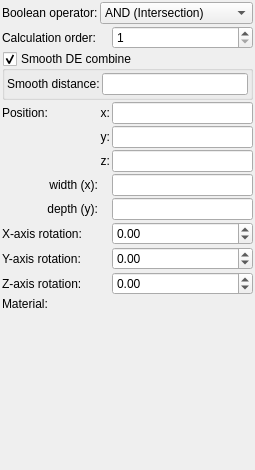
First picture: the form in mandelbulber2/formula/ui/primitive_rectangle.ui, repository buddhi1980/mandelbulber2, before the edit.
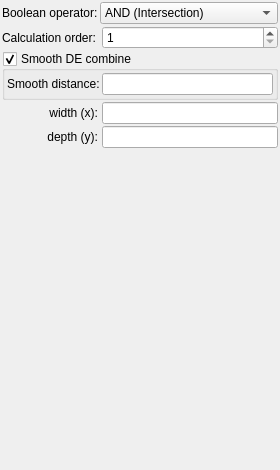
Second picture: the form after the edit. Custom widgets are drawn as their Qt base class.

The edit to the form file:
```diff
--- a/mandelbulber2/formula/ui/primitive_rectangle.ui
+++ b/mandelbulber2/formula/ui/primitive_rectangle.ui
@@ -6,7 +6,7 @@
    <rect>
     <x>0</x>
     <y>0</y>
-    <width>255</width>
+    <width>280</width>
     <height>470</height>
    </rect>
   </property>
@@ -34,80 +34,6 @@
      <property name="spacing">
       <number>2</number>
      </property>
-     <item row="7" column="2">
-      <widget class="MyLineEdit" name="logedit_height">
-       <property name="sizePolicy">
-        <sizepolicy hsizetype="Expanding" vsizetype="Maximum">
-         <horstretch>0</horstretch>
-         <verstretch>0</verstretch>
-        </sizepolicy>
-       </property>
-      </widget>
-     </item>
-     <item row="3" column="2">
-      <widget class="MyLineEdit" name="vect3_position_x">
-       <property name="sizePolicy">
-        <sizepolicy hsizetype="Expanding" vsizetype="Maximum">
-         <horstretch>0</horstretch>
-         <verstretch>0</verstretch>
-        </sizepolicy>
-       </property>
-      </widget>
-     </item>
-     <item row="3" column="1">
-      <widget class="QLabel" name="label_11">
-       <property name="text">
-        <string>x:</string>
-       </property>
-       <property name="alignment">
-        <set>Qt::AlignRight|Qt::AlignTrailing|Qt::AlignVCenter</set>
-       </property>
-      </widget>
-     </item>
-     <item row="4" column="2">
-      <widget class="MyLineEdit" name="vect3_position_y">
-       <property name="sizePolicy">
-        <sizepolicy hsizetype="Expanding" vsizetype="Maximum">
-         <horstretch>0</horstretch>
-         <verstretch>0</verstretch>
-        </sizepolicy>
-       </property>
-      </widget>
-     </item>
-     <item row="9" column="0">
-      <widget class="QLabel" name="label_9">
-       <property name="text">
-        <string>Y-axis rotation:</string>
-       </property>
-      </widget>
-     </item>
-     <item row="5" column="2">
-      <widget class="MyLineEdit" name="vect3_position_z">
-       <property name="sizePolicy">
-        <sizepolicy hsizetype="Expanding" vsizetype="Maximum">
-         <horstretch>0</horstretch>
-         <verstretch>0</verstretch>
-        </sizepolicy>
-       </property>
-      </widget>
-     </item>
-     <item row="10" column="0">
-      <widget class="QLabel" name="label_15">
-       <property name="text">
-        <string>Z-axis rotation:</string>
-       </property>
-      </widget>
-     </item>
-     <item row="1" column="0">
-      <widget class="QLabel" name="label_22">
-       <property name="text">
-        <string>Calculation order:</string>
-       </property>
-       <property name="wordWrap">
-        <bool>true</bool>
-       </property>
-      </widget>
-     </item>
      <item row="0" column="0">
       <widget class="QLabel" name="label_21">
        <property name="text">
@@ -118,7 +44,7 @@
        </property>
       </widget>
      </item>
-     <item row="7" column="0">
+     <item row="4" column="0">
       <widget class="QLabel" name="label_16">
        <property name="text">
         <string>depth (y):</string>
@@ -128,156 +54,6 @@
        </property>
       </widget>
      </item>
-     <item row="10" column="2">
-      <widget class="MyDoubleSpinBox" name="spinboxd3_rotation_z">
-       <property name="sizePolicy">
-        <sizepolicy hsizetype="Minimum" vsizetype="Maximum">
-         <horstretch>0</horstretch>
-         <verstretch>0</verstretch>
-        </sizepolicy>
-       </property>
-       <property name="prefix">
-        <string/>
-       </property>
-       <property name="suffix">
-        <string/>
-       </property>
-       <property name="decimals">
-        <number>2</number>
-       </property>
-       <property name="minimum">
-        <double>-36000.000000000000000</double>
-       </property>
-       <property name="maximum">
-        <double>36000.000000000000000</double>
-       </property>
-       <property name="singleStep">
-        <double>0.100000000000000</double>
-       </property>
-      </widget>
-     </item>
-     <item row="6" column="2">
-      <widget class="MyLineEdit" name="logedit_width">
-       <property name="sizePolicy">
-        <sizepolicy hsizetype="Expanding" vsizetype="Maximum">
-         <horstretch>0</horstretch>
-         <verstretch>0</verstretch>
-        </sizepolicy>
-       </property>
-      </widget>
-     </item>
-     <item row="11" column="1" colspan="2">
-      <widget class="cMaterialSelector" name="materialselector_material_id" native="true">
-       <property name="sizePolicy">
-        <sizepolicy hsizetype="Preferred" vsizetype="Minimum">
-         <horstretch>0</horstretch>
-         <verstretch>0</verstretch>
-        </sizepolicy>
-       </property>
-      </widget>
-     </item>
-     <item row="0" column="1" colspan="2">
-      <widget class="MyComboBox" name="comboBox_boolean_operator">
-       <property name="sizePolicy">
-        <sizepolicy hsizetype="Preferred" vsizetype="Preferred">
-         <horstretch>0</horstretch>
-         <verstretch>0</verstretch>
-        </sizepolicy>
-       </property>
-       <item>
-        <property name="text">
-         <string>AND (Intersection)</string>
-        </property>
-       </item>
-       <item>
-        <property name="text">
-         <string>OR (Union)</string>
-        </property>
-       </item>
-       <item>
-        <property name="text">
-         <string>SUB (Complement)</string>
-        </property>
-       </item>
-       <item>
-        <property name="text">
-         <string>rev SUB (B-A)</string>
-        </property>
-       </item>
-      </widget>
-     </item>
-     <item row="11" column="0">
-      <widget class="QLabel" name="label_20">
-       <property name="text">
-        <string>Material:</string>
-       </property>
-      </widget>
-     </item>
-     <item row="3" column="0">
-      <widget class="QLabel" name="label_10">
-       <property name="text">
-        <string>Position:</string>
-       </property>
-      </widget>
-     </item>
-     <item row="6" column="0">
-      <widget class="QLabel" name="label_14">
-       <property name="text">
-        <string>width (x):</string>
-       </property>
-       <property name="alignment">
-        <set>Qt::AlignRight|Qt::AlignTrailing|Qt::AlignVCenter</set>
-       </property>
-      </widget>
-     </item>
-     <item row="4" column="1">
-      <widget class="QLabel" name="label_12">
-       <property name="text">
-        <string>y:</string>
-       </property>
-       <property name="alignment">
-        <set>Qt::AlignRight|Qt::AlignTrailing|Qt::AlignVCenter</set>
-       </property>
-      </widget>
-     </item>
-     <item row="9" column="2">
-      <widget class="MyDoubleSpinBox" name="spinboxd3_rotation_y">
-       <property name="sizePolicy">
-        <sizepolicy hsizetype="Minimum" vsizetype="Maximum">
-         <horstretch>0</horstretch>
-         <verstretch>0</verstretch>
-        </sizepolicy>
-       </property>
-       <property name="prefix">
-        <string/>
-       </property>
-       <property name="suffix">
-        <string/>
-       </property>
-       <property name="decimals">
-        <number>2</number>
-       </property>
-       <property name="minimum">
-        <double>-36000.000000000000000</double>
-       </property>
-       <property name="maximum">
-        <double>36000.000000000000000</double>
-       </property>
-       <property name="singleStep">
-        <double>0.100000000000000</double>
-       </property>
-      </widget>
-     </item>
-     <item row="5" column="1">
-      <widget class="QLabel" name="label_13">
-       <property name="text">
-        <string>z:</string>
-       </property>
-       <property name="alignment">
-        <set>Qt::AlignRight|Qt::AlignTrailing|Qt::AlignVCenter</set>
-       </property>
-      </widget>
-     </item>
      <item row="1" column="2">
       <widget class="MySpinBox" name="spinboxInt_calculation_order">
        <property name="sizePolicy">
@@ -297,39 +73,14 @@
        </property>
       </widget>
      </item>
-     <item row="8" column="0">
-      <widget class="QLabel" name="label_8">
-       <property name="text">
-        <string>X-axis rotation:</string>
-       </property>
-      </widget>
-     </item>
-     <item row="8" column="2">
-      <widget class="MyDoubleSpinBox" name="spinboxd3_rotation_x">
+     <item row="3" column="2">
+      <widget class="MyLineEdit" name="logedit_width">
        <property name="sizePolicy">
-        <sizepolicy hsizetype="Minimum" vsizetype="Maximum">
+        <sizepolicy hsizetype="Expanding" vsizetype="Maximum">
          <horstretch>0</horstretch>
          <verstretch>0</verstretch>
         </sizepolicy>
        </property>
-       <property name="prefix">
-        <string/>
-       </property>
-       <property name="suffix">
-        <string/>
-       </property>
-       <property name="decimals">
-        <number>2</number>
-       </property>
-       <property name="minimum">
-        <double>-36000.000000000000000</double>
-       </property>
-       <property name="maximum">
-        <double>36000.000000000000000</double>
-       </property>
-       <property name="singleStep">
-        <double>0.100000000000000</double>
-       </property>
       </widget>
      </item>
      <item row="2" column="0" colspan="3">
@@ -379,6 +130,66 @@
        </layout>
       </widget>
      </item>
+     <item row="0" column="1" colspan="2">
+      <widget class="MyComboBox" name="comboBox_boolean_operator">
+       <property name="sizePolicy">
+        <sizepolicy hsizetype="Preferred" vsizetype="Preferred">
+         <horstretch>0</horstretch>
+         <verstretch>0</verstretch>
+        </sizepolicy>
+       </property>
+       <item>
+        <property name="text">
+         <string>AND (Intersection)</string>
+        </property>
+       </item>
+       <item>
+        <property name="text">
+         <string>OR (Union)</string>
+        </property>
+       </item>
+       <item>
+        <property name="text">
+         <string>SUB (Complement)</string>
+        </property>
+       </item>
+       <item>
+        <property name="text">
+         <string>rev SUB (B-A)</string>
+        </property>
+       </item>
+      </widget>
+     </item>
+     <item row="4" column="2">
+      <widget class="MyLineEdit" name="logedit_height">
+       <property name="sizePolicy">
+        <sizepolicy hsizetype="Expanding" vsizetype="Maximum">
+         <horstretch>0</horstretch>
+         <verstretch>0</verstretch>
+        </sizepolicy>
+       </property>
+      </widget>
+     </item>
+     <item row="3" column="0">
+      <widget class="QLabel" name="label_14">
+       <property name="text">
+        <string>width (x):</string>
+       </property>
+       <property name="alignment">
+        <set>Qt::AlignRight|Qt::AlignTrailing|Qt::AlignVCenter</set>
+       </property>
+      </widget>
+     </item>
+     <item row="1" column="0">
+      <widget class="QLabel" name="label_22">
+       <property name="text">
+        <string>Calculation order:</string>
+       </property>
+       <property name="wordWrap">
+        <bool>true</bool>
+       </property>
+      </widget>
+     </item>
     </layout>
    </item>
    <item>
@@ -397,22 +208,11 @@
   </layout>
  </widget>
  <customwidgets>
-  <customwidget>
-   <class>MyDoubleSpinBox</class>
-   <extends>QDoubleSpinBox</extends>
-   <header>my_double_spin_box.h</header>
-  </customwidget>
   <customwidget>
    <class>MyLineEdit</class>
    <extends>QLineEdit</extends>
    <header>my_line_edit.h</header>
   </customwidget>
-  <customwidget>
-   <class>cMaterialSelector</class>
-   <extends>QWidget</extends>
-   <header>material_selector.h</header>
-   <container>1</container>
-  </customwidget>
   <customwidget>
    <class>MyComboBox</class>
    <extends>QComboBox</extends>
```
Left out of the diff: 6 changed lines with no effect on the pictures.
